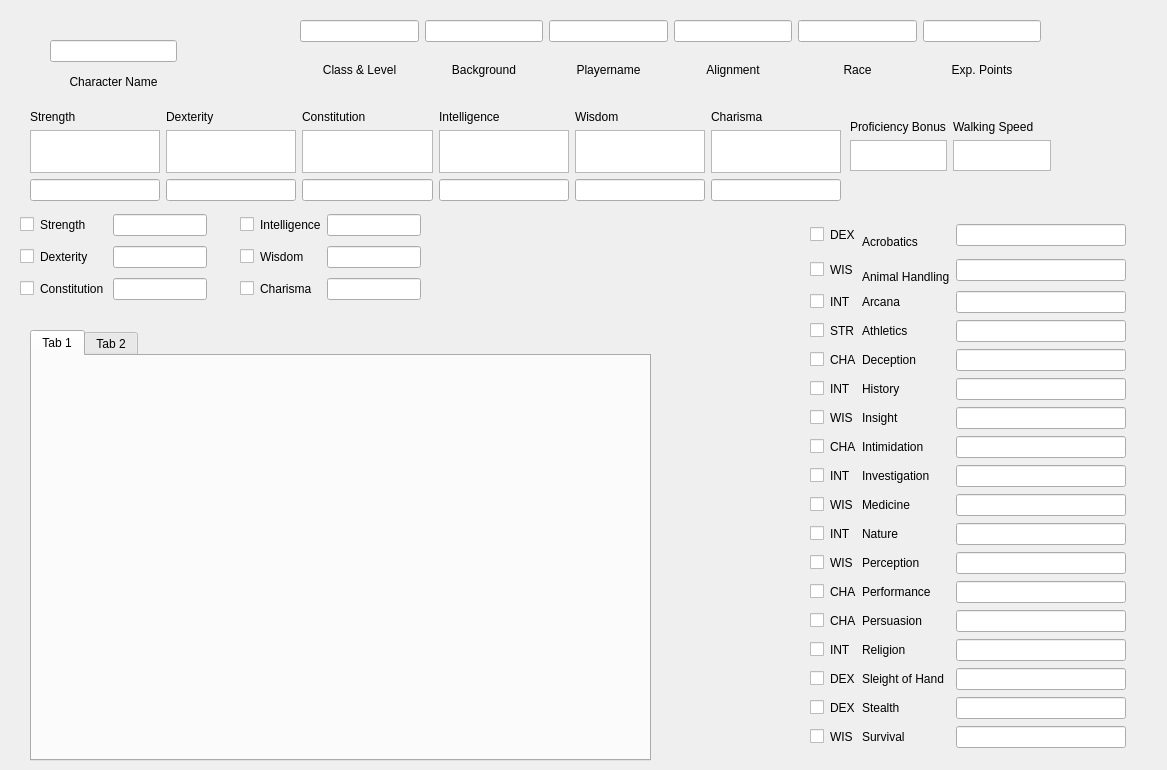
Before: the Qt Designer form SheetPage.ui in StellarRaccoon/DnD-Character-Builder, drawn with Qt 5.
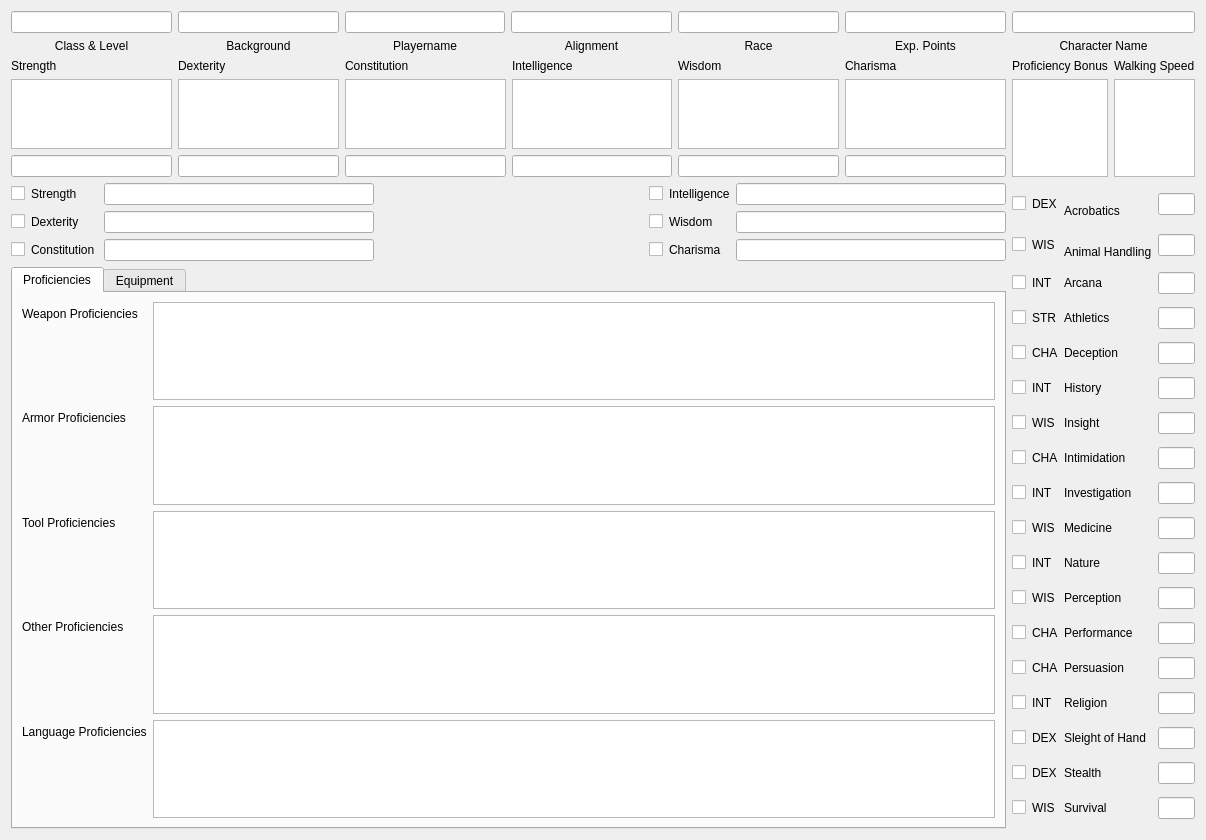
After: the same form once the commit is applied.

Commit message: create ability score class

The edit to the form file:
```diff
--- a/SheetPage.ui
+++ b/SheetPage.ui
@@ -6,157 +6,15 @@
    <rect>
     <x>0</x>
     <y>0</y>
-    <width>1167</width>
-    <height>770</height>
+    <width>1206</width>
+    <height>840</height>
    </rect>
   </property>
   <property name="windowTitle">
    <string>Form</string>
   </property>
-  <widget class="QTabWidget" name="tabWidget">
-   <property name="geometry">
-    <rect>
-     <x>30</x>
-     <y>330</y>
-     <width>621</width>
-     <height>431</height>
-    </rect>
-   </property>
-   <widget class="QWidget" name="tab">
-    <attribute name="title">
-     <string>Tab 1</string>
-    </attribute>
-   </widget>
-   <widget class="QWidget" name="tab_2">
-    <attribute name="title">
-     <string>Tab 2</string>
-    </attribute>
-   </widget>
-  </widget>
-  <widget class="QWidget" name="">
-   <property name="geometry">
-    <rect>
-     <x>300</x>
-     <y>20</y>
-     <width>741</width>
-     <height>71</height>
-    </rect>
-   </property>
-   <layout class="QGridLayout" name="gridLayout">
-    <item row="0" column="0">
-     <widget class="QLineEdit" name="classBox"/>
-    </item>
+  <layout class="QGridLayout" name="gridLayout_3">
     <item row="1" column="0">
-     <widget class="QLabel" name="classNameBox">
-      <property name="text">
-       <string>Class &amp; Level</string>
-      </property>
-      <property name="alignment">
-       <set>Qt::AlignCenter</set>
-      </property>
-     </widget>
-    </item>
-    <item row="1" column="1">
-     <widget class="QLabel" name="backgroundNameLabel">
-      <property name="text">
-       <string>Background</string>
-      </property>
-      <property name="alignment">
-       <set>Qt::AlignCenter</set>
-      </property>
-     </widget>
-    </item>
-    <item row="1" column="5">
-     <widget class="QLabel" name="label_6">
-      <property name="text">
-       <string>Exp. Points</string>
-      </property>
-      <property name="alignment">
-       <set>Qt::AlignCenter</set>
-      </property>
-     </widget>
-    </item>
-    <item row="0" column="2">
-     <widget class="QLineEdit" name="playerNameBox"/>
-    </item>
-    <item row="1" column="2">
-     <widget class="QLabel" name="playerNameLabel">
-      <property name="text">
-       <string>Playername</string>
-      </property>
-      <property name="alignment">
-       <set>Qt::AlignCenter</set>
-      </property>
-     </widget>
-    </item>
-    <item row="1" column="3">
-     <widget class="QLabel" name="label_4">
-      <property name="text">
-       <string>Alignment</string>
-      </property>
-      <property name="alignment">
-       <set>Qt::AlignCenter</set>
-      </property>
-     </widget>
-    </item>
-    <item row="0" column="1">
-     <widget class="QLineEdit" name="backgroundNameBox"/>
-    </item>
-    <item row="0" column="3">
-     <widget class="QLineEdit" name="alignmentBox"/>
-    </item>
-    <item row="0" column="5">
-     <widget class="QLineEdit" name="exPointBox"/>
-    </item>
-    <item row="1" column="4">
-     <widget class="QLabel" name="label_5">
-      <property name="text">
-       <string>Race</string>
-      </property>
-      <property name="alignment">
-       <set>Qt::AlignCenter</set>
-      </property>
-     </widget>
-    </item>
-    <item row="0" column="4">
-     <widget class="QLineEdit" name="raceBox"/>
-    </item>
-   </layout>
-  </widget>
-  <widget class="QWidget" name="">
-   <property name="geometry">
-    <rect>
-     <x>50</x>
-     <y>40</y>
-     <width>127</width>
-     <height>55</height>
-    </rect>
-   </property>
-   <layout class="QVBoxLayout" name="verticalLayout">
-    <item>
-     <widget class="QLineEdit" name="charName"/>
-    </item>
-    <item>
-     <widget class="QLabel" name="charNameBox">
-      <property name="text">
-       <string>Character Name</string>
-      </property>
-      <property name="alignment">
-       <set>Qt::AlignCenter</set>
-      </property>
-     </widget>
-    </item>
-   </layout>
-  </widget>
-  <widget class="QWidget" name="">
-   <property name="geometry">
-    <rect>
-     <x>30</x>
-     <y>110</y>
-     <width>811</width>
-     <height>91</height>
-    </rect>
-   </property>
    <layout class="QGridLayout" name="abilityLayout">
     <item row="0" column="6">
      <widget class="QLabel" name="label_13">
@@ -237,16 +95,90 @@
      </widget>
     </item>
    </layout>
-  </widget>
-  <widget class="QWidget" name="">
-   <property name="geometry">
-    <rect>
-     <x>20</x>
-     <y>210</y>
-     <width>401</width>
-     <height>96</height>
-    </rect>
-   </property>
+   </item>
+   <item row="0" column="0">
+    <layout class="QGridLayout" name="gridLayout">
+     <item row="0" column="4">
+      <widget class="QLineEdit" name="raceBox"/>
+     </item>
+     <item row="1" column="0">
+      <widget class="QLabel" name="classNameBox">
+       <property name="text">
+        <string>Class &amp; Level</string>
+       </property>
+       <property name="alignment">
+        <set>Qt::AlignCenter</set>
+       </property>
+      </widget>
+     </item>
+     <item row="1" column="1">
+      <widget class="QLabel" name="backgroundNameLabel">
+       <property name="text">
+        <string>Background</string>
+       </property>
+       <property name="alignment">
+        <set>Qt::AlignCenter</set>
+       </property>
+      </widget>
+     </item>
+     <item row="1" column="5">
+      <widget class="QLabel" name="label_6">
+       <property name="text">
+        <string>Exp. Points</string>
+       </property>
+       <property name="alignment">
+        <set>Qt::AlignCenter</set>
+       </property>
+      </widget>
+     </item>
+     <item row="0" column="2">
+      <widget class="QLineEdit" name="playerNameBox"/>
+     </item>
+     <item row="1" column="2">
+      <widget class="QLabel" name="playerNameLabel">
+       <property name="text">
+        <string>Playername</string>
+       </property>
+       <property name="alignment">
+        <set>Qt::AlignCenter</set>
+       </property>
+      </widget>
+     </item>
+     <item row="1" column="3">
+      <widget class="QLabel" name="label_4">
+       <property name="text">
+        <string>Alignment</string>
+       </property>
+       <property name="alignment">
+        <set>Qt::AlignCenter</set>
+       </property>
+      </widget>
+     </item>
+     <item row="1" column="4">
+      <widget class="QLabel" name="label_5">
+       <property name="text">
+        <string>Race</string>
+       </property>
+       <property name="alignment">
+        <set>Qt::AlignCenter</set>
+       </property>
+      </widget>
+     </item>
+     <item row="0" column="1">
+      <widget class="QLineEdit" name="backgroundNameBox"/>
+     </item>
+     <item row="0" column="3">
+      <widget class="QLineEdit" name="alignmentBox"/>
+     </item>
+     <item row="0" column="5">
+      <widget class="QLineEdit" name="exPointBox"/>
+     </item>
+     <item row="0" column="0">
+      <widget class="QLineEdit" name="classBox"/>
+     </item>
+    </layout>
+   </item>
+   <item row="2" column="0">
    <layout class="QGridLayout" name="savingThrowLayout">
     <item row="2" column="0">
      <widget class="QCheckBox" name="conThrowProfBox">
@@ -364,24 +296,26 @@
      </widget>
     </item>
    </layout>
-  </widget>
-  <widget class="QWidget" name="">
-   <property name="geometry">
-    <rect>
-     <x>850</x>
-     <y>120</y>
-     <width>201</width>
-     <height>51</height>
-    </rect>
-   </property>
+   </item>
+   <item row="0" column="1">
+    <layout class="QVBoxLayout" name="verticalLayout">
+     <item>
+      <widget class="QLineEdit" name="charName"/>
+     </item>
+     <item>
+      <widget class="QLabel" name="charNameBox">
+       <property name="text">
+        <string>Character Name</string>
+       </property>
+       <property name="alignment">
+        <set>Qt::AlignCenter</set>
+       </property>
+      </widget>
+     </item>
+    </layout>
+   </item>
+   <item row="1" column="1">
    <layout class="QGridLayout" name="gridLayout_2">
-    <item row="0" column="0">
-     <widget class="QLabel" name="label_20">
-      <property name="text">
-       <string>Proficiency Bonus</string>
-      </property>
-     </widget>
-    </item>
     <item row="0" column="1">
      <widget class="QLabel" name="label_21">
       <property name="text">
@@ -395,17 +329,85 @@
     <item row="1" column="1">
      <widget class="QTextEdit" name="speedBox"/>
     </item>
-   </layout>
-  </widget>
-  <widget class="QWidget" name="">
-   <property name="geometry">
-    <rect>
-     <x>810</x>
-     <y>220</y>
-     <width>316</width>
-     <height>545</height>
-    </rect>
-   </property>
+     <item row="0" column="0">
+      <widget class="QLabel" name="label_20">
+       <property name="text">
+        <string>Proficiency Bonus</string>
+       </property>
+      </widget>
+     </item>
+    </layout>
+   </item>
+   <item row="3" column="0">
+    <widget class="QTabWidget" name="tabWidget">
+     <property name="currentIndex">
+      <number>0</number>
+     </property>
+     <widget class="QWidget" name="profTab">
+      <attribute name="title">
+       <string>Proficiencies</string>
+      </attribute>
+      <layout class="QFormLayout" name="formLayout">
+       <item row="0" column="0">
+        <widget class="QLabel" name="label">
+         <property name="text">
+          <string>Weapon Proficiencies</string>
+         </property>
+        </widget>
+       </item>
+       <item row="0" column="1">
+        <widget class="QPlainTextEdit" name="weaponProficienciesBox"/>
+       </item>
+       <item row="1" column="0">
+        <widget class="QLabel" name="label_2">
+         <property name="text">
+          <string>Armor Proficiencies</string>
+         </property>
+        </widget>
+       </item>
+       <item row="1" column="1">
+        <widget class="QPlainTextEdit" name="armorProficienciesBox"/>
+       </item>
+       <item row="2" column="0">
+        <widget class="QLabel" name="label_3">
+         <property name="text">
+          <string>Tool Proficiencies</string>
+         </property>
+        </widget>
+       </item>
+       <item row="2" column="1">
+        <widget class="QPlainTextEdit" name="toolProficienciesBox"/>
+       </item>
+       <item row="3" column="0">
+        <widget class="QLabel" name="label_7">
+         <property name="text">
+          <string>Other Proficiencies</string>
+         </property>
+        </widget>
+       </item>
+       <item row="3" column="1">
+        <widget class="QPlainTextEdit" name="otherProficienciesBox"/>
+       </item>
+       <item row="4" column="0">
+        <widget class="QLabel" name="label_58">
+         <property name="text">
+          <string>Language Proficiencies</string>
+         </property>
+        </widget>
+       </item>
+       <item row="4" column="1">
+        <widget class="QPlainTextEdit" name="languageProficienciesBox"/>
+       </item>
+      </layout>
+     </widget>
+     <widget class="QWidget" name="equipTab">
+      <attribute name="title">
+       <string>Equipment</string>
+      </attribute>
+     </widget>
+    </widget>
+   </item>
+   <item row="2" column="1" rowspan="2">
    <layout class="QGridLayout" name="skills" columnstretch="0,0,0,0,0,0,0">
     <item row="15" column="5">
      <widget class="QLabel" name="label_53">
@@ -842,7 +844,8 @@
      </widget>
     </item>
    </layout>
-  </widget>
+   </item>
+  </layout>
  </widget>
  <resources/>
  <connections/>
```
Lines whose indentation alone changed are shown as unchanged. The commit also changes 14 other files.
